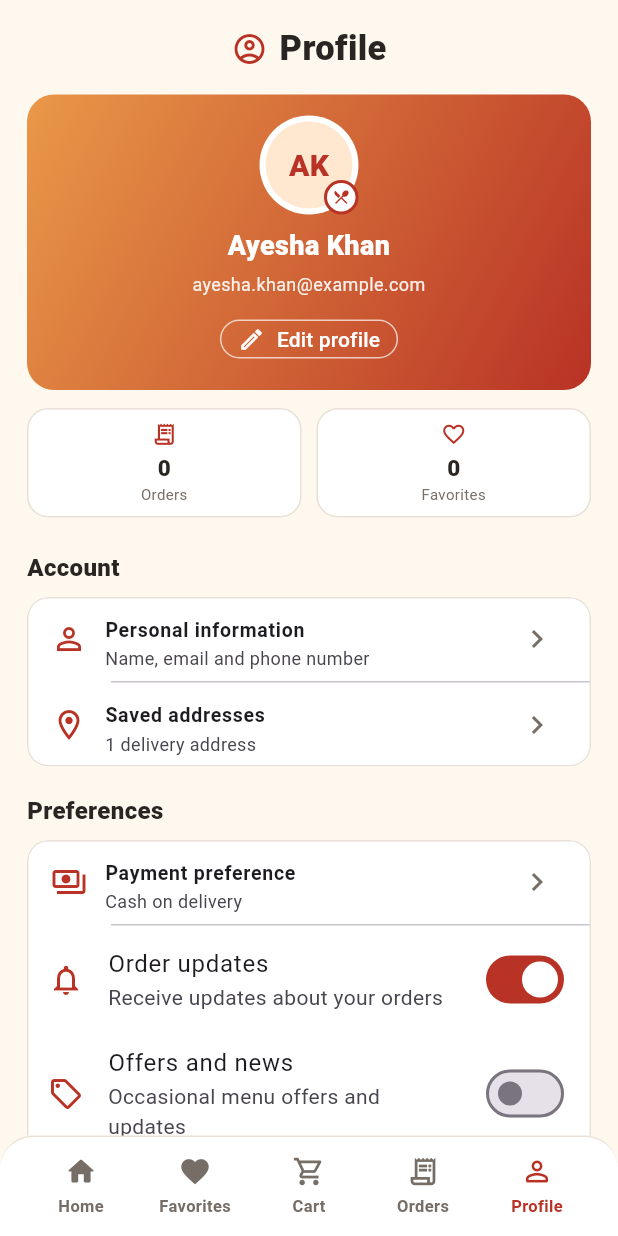
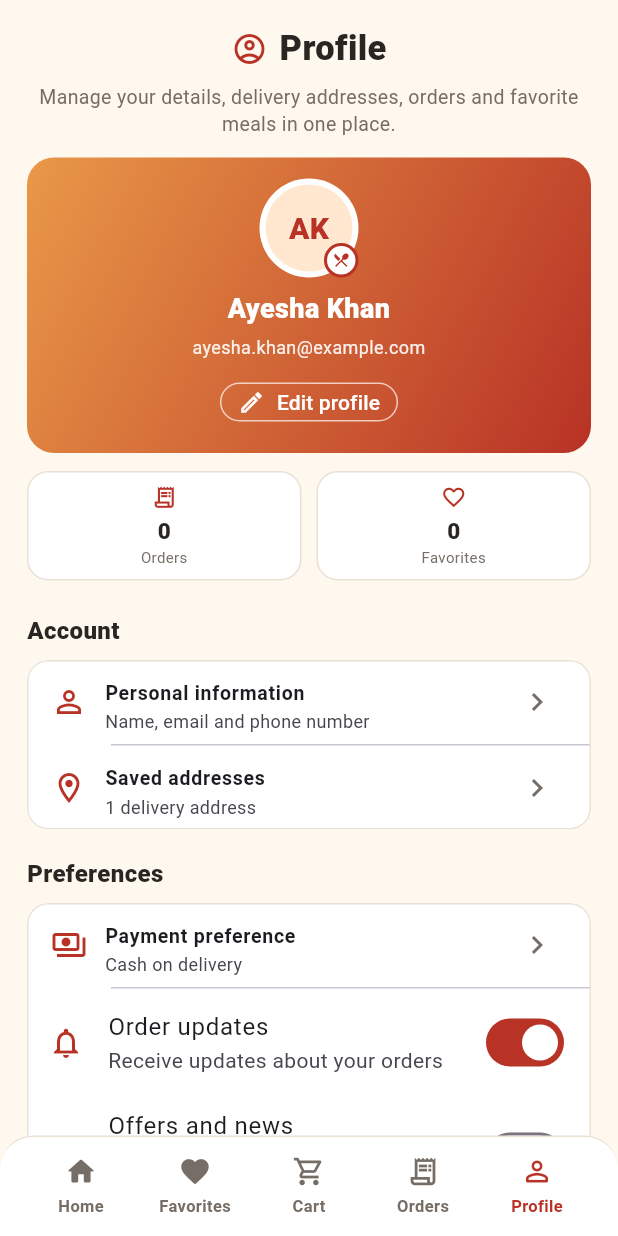
Before and after one commit to Owais891/Semester_Project_MAD, a Flutter app: the screen it shows after launch, item 5 of the bottom bar chosen, on a phone screen of 412 x 824 dp. Run offline on Flutter 3.47's test engine with Material 3 defaults, Android fonts, the phone set to English and light mode, and no system bars; our stand-ins replace flutter_riverpod, go_router; network calls fail; statements that could not run were skipped.

Commit message:
Add Features

```diff
--- a/lib/features/home/presentation/profile_tab.dart
+++ b/lib/features/home/presentation/profile_tab.dart
@@ -61,6 +61,16 @@ class _ProfilePageState extends State<ProfilePage> {
                   ),
                 ),
               ],
+            ),
+            const SizedBox(height: 6),
+            const Text(
+              'Manage your details, delivery addresses, orders and favorite meals in one place.',
+              textAlign: TextAlign.center,
+              style: TextStyle(
+                color: AppColors.muted,
+                fontSize: 13,
+                height: 1.4,
+              ),
             ),
             const SizedBox(height: 14),
             Container(
```
